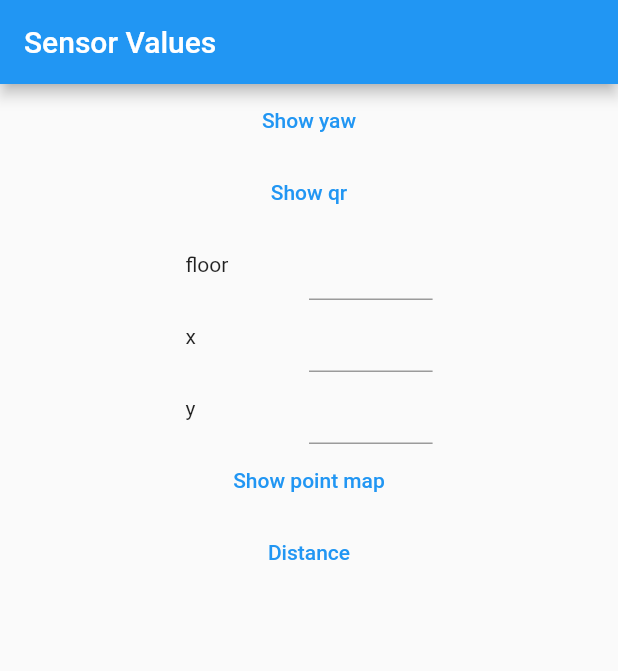
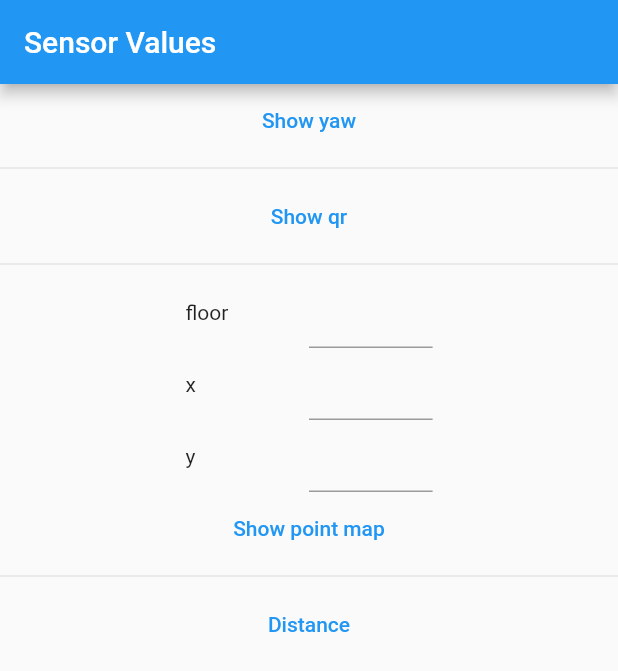
Before and after one commit to jschan0911/sensorUsingFlutter, a Flutter app: the screen it shows after launch, on a phone screen of 412 x 824 dp. Shown: the top 671 px of the screen. Run offline on Flutter 3.47's test engine with Material 2 defaults, Android fonts, the phone set to English and light mode, and no system bars; our stand-ins replace sensors; missing offline and left inert: postgresql2, qr_code_scanner.

Commit message:
style: 메인 페이지의 가독성 향상을 위한 구분선 추가

```diff
--- a/lib/getAllSensor.dart
+++ b/lib/getAllSensor.dart
@@ -74,6 +74,7 @@ class _GetAllSensorState extends State<GetAllSensor> {
                 },
                 child: Text("Show yaw")
             ),
+            Divider(),
             TextButton(
                 onPressed: () {
                   Navigator.of(context).push(
@@ -82,6 +83,7 @@ class _GetAllSensorState extends State<GetAllSensor> {
                 },
                 child: Text("Show qr")
             ),
+            Divider(),
             Center(
               child: Padding(
                 padding: EdgeInsets.symmetric(horizontal: MediaQuery.of(context).size.width * 0.3),
@@ -136,6 +138,7 @@ class _GetAllSensorState extends State<GetAllSensor> {
                 },
                 child: Text("Show point map")
             ),
+            Divider(),
             TextButton(
                 onPressed: () {
                   Navigator.of(context).push(
```
